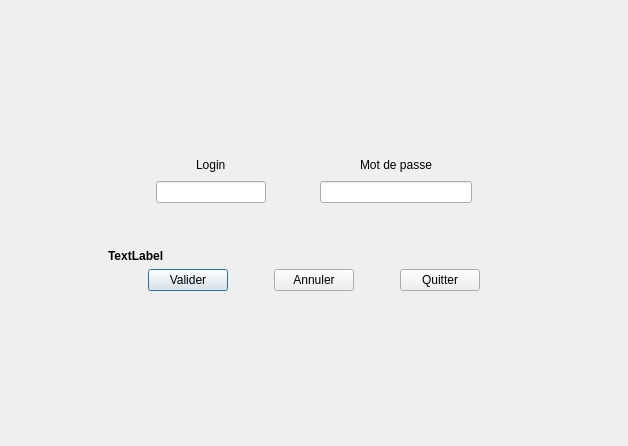
Before: the Qt Designer form connexion.ui in xXRem08Xx/NewWorld_BackOffice, drawn with Qt 5.
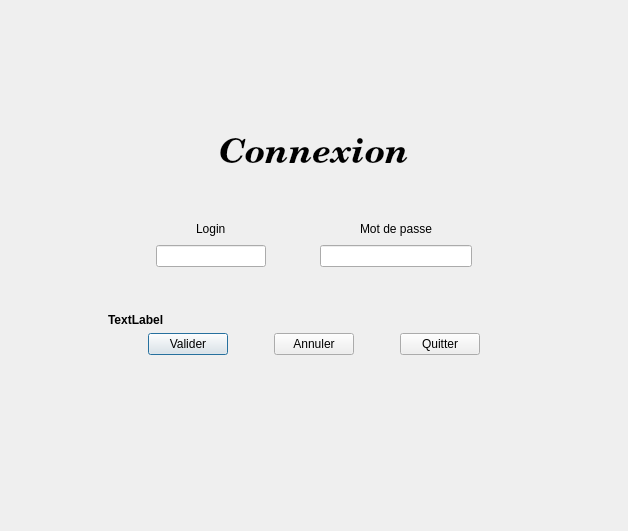
After: the same form once the commit is applied. Icons and pictures are not drawn.

Patch:
```diff
--- a/connexion.ui
+++ b/connexion.ui
@@ -7,13 +7,17 @@
     <x>0</x>
     <y>0</y>
     <width>628</width>
-    <height>446</height>
+    <height>531</height>
    </rect>
   </property>
   <property name="windowTitle">
    <string>Dialog</string>
   </property>
-  <layout class="QVBoxLayout" name="verticalLayout_5">
+  <property name="windowIcon">
+   <iconset resource="ressources.qrc">
+    <normaloff>:/Images/Images/backOffice_logo.jpg</normaloff>:/Images/Images/backOffice_logo.jpg</iconset>
+  </property>
+  <layout class="QHBoxLayout" name="horizontalLayout_7">
    <item>
     <layout class="QVBoxLayout" name="verticalLayout_4">
      <item>
@@ -29,6 +33,52 @@
        </property>
       </spacer>
      </item>
+     <item>
+      <layout class="QHBoxLayout" name="horizontalLayout_3">
+       <item>
+        <spacer name="horizontalSpacer_6">
+         <property name="orientation">
+          <enum>Qt::Horizontal</enum>
+         </property>
+         <property name="sizeHint" stdset="0">
+          <size>
+           <width>40</width>
+           <height>20</height>
+          </size>
+         </property>
+        </spacer>
+       </item>
+       <item>
+        <widget class="QLabel" name="label">
+         <property name="font">
+          <font>
+           <family>Century Schoolbook L</family>
+           <pointsize>26</pointsize>
+           <weight>75</weight>
+           <italic>true</italic>
+           <bold>true</bold>
+          </font>
+         </property>
+         <property name="text">
+          <string>Connexion</string>
+         </property>
+        </widget>
+       </item>
+       <item>
+        <spacer name="horizontalSpacer_15">
+         <property name="orientation">
+          <enum>Qt::Horizontal</enum>
+         </property>
+         <property name="sizeHint" stdset="0">
+          <size>
+           <width>40</width>
+           <height>20</height>
+          </size>
+         </property>
+        </spacer>
+       </item>
+      </layout>
+     </item>
      <item>
       <layout class="QHBoxLayout" name="horizontalLayout_6">
        <item>
```
Left out of the diff: 16 changed lines with no effect on the pictures.
